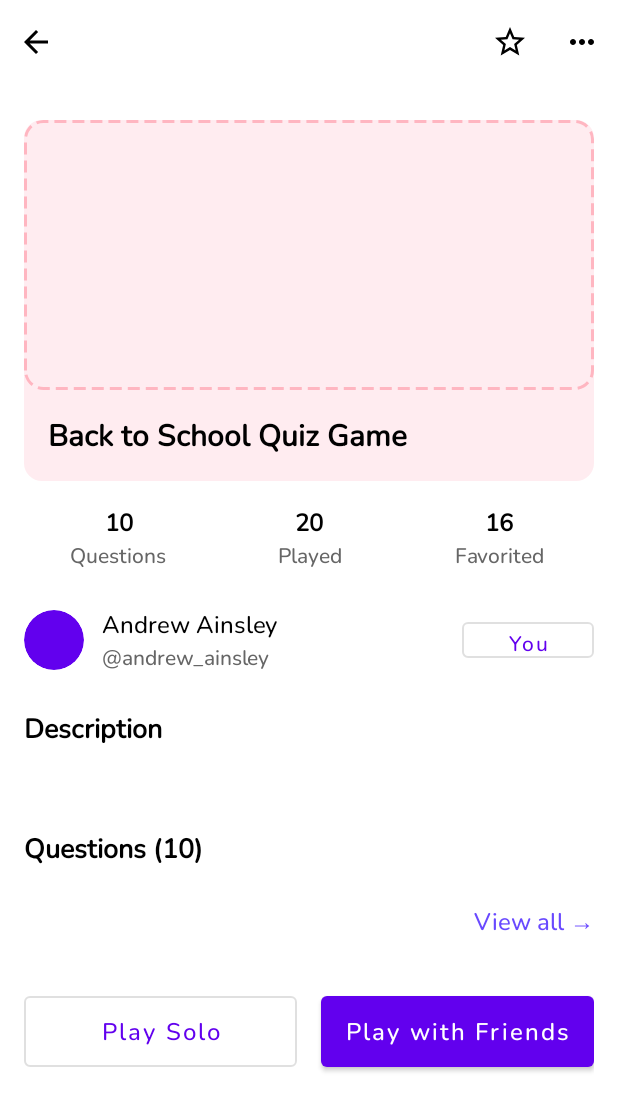
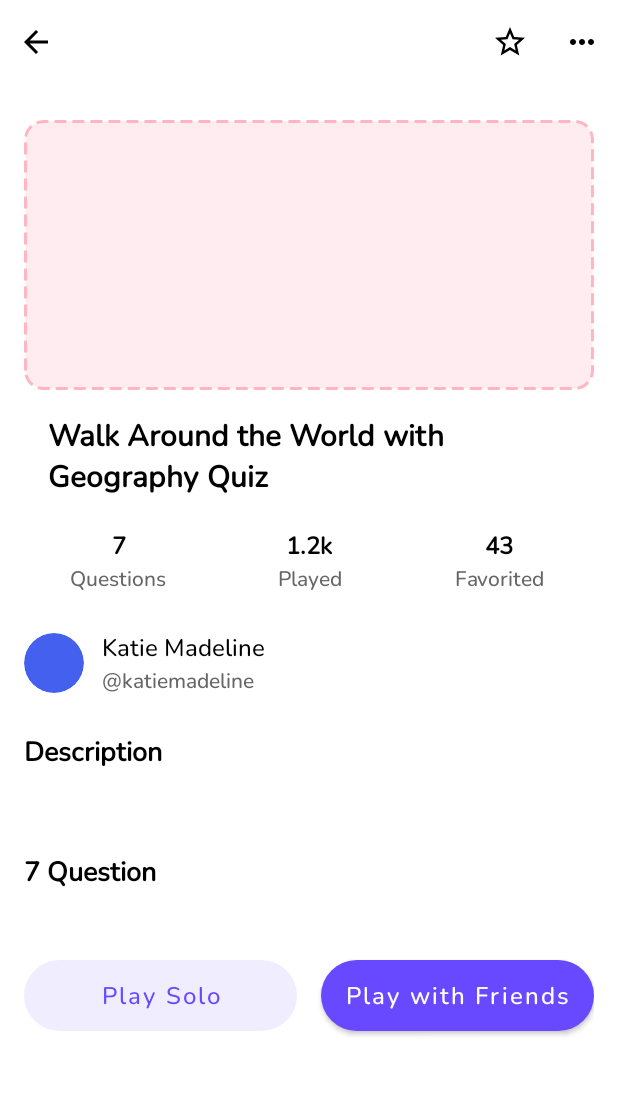
Before and after one commit to huy1235588/QuizMe, an Android app: the QuizDetailActivity screen opened directly, with no data from a screen before it, on a phone screen of 412 x 824 dp. Shown: the top 1111 px of the screen. Run offline under Robolectric (Android 15) with nearby library versions, the phone set to English and light mode, and no system bars; our stand-ins replace CircleImageView; pictures from the network do not load.

Commit message:
feat: update QuizDetailActivity layout, improve UI elements and remove unused view

```diff
--- a/app/src/main/java/com/huy/QuizMe/ui/quiz/QuizDetailActivity.java
+++ b/app/src/main/java/com/huy/QuizMe/ui/quiz/QuizDetailActivity.java
@@ -58,7 +58,7 @@ public class QuizDetailActivity extends AppCompatActivity {
         binding.btnPlaySolo.setOnClickListener(v -> handlePlaySolo());
         binding.btnPlayWithFriends.setOnClickListener(v -> handlePlayWithFriends());
 
-        binding.tvViewAll.setOnClickListener(v -> handleViewAllQuestions());
+//        binding.tvViewAll.setOnClickListener(v -> handleViewAllQuestions());
     }
 
     private void setupObservers() {
--- a/app/src/main/res/layout/activity_quiz_detail.xml
+++ b/app/src/main/res/layout/activity_quiz_detail.xml
@@ -52,7 +52,7 @@
                         android:padding="12dp"
                         android:src="@drawable/ic_star_outline" />
 
-                    <!-- Emoji/More Button -->
+                    <!-- More Button -->
                     <ImageButton
                         android:id="@+id/btn_more"
                         android:layout_width="48dp"
@@ -80,21 +80,20 @@
             <androidx.cardview.widget.CardView
                 android:layout_width="match_parent"
                 android:layout_height="wrap_content"
+                android:layout_marginTop="8dp"
                 app:cardCornerRadius="12dp"
-                app:cardElevation="0dp"
-                android:layout_marginTop="8dp">
+                app:cardElevation="0dp">
 
                 <LinearLayout
                     android:layout_width="match_parent"
                     android:layout_height="wrap_content"
-                    android:orientation="vertical"
-                    android:background="#FFECF0">
+                    android:orientation="vertical">
 
                     <ImageView
                         android:id="@+id/iv_quiz_banner"
                         android:layout_width="match_parent"
                         android:layout_height="180dp"
-                        android:scaleType="centerInside"
+                        android:scaleType="centerCrop"
                         android:src="@drawable/img_back_to_school" />
 
                     <TextView
@@ -102,11 +101,15 @@
                         android:layout_width="match_parent"
                         android:layout_height="wrap_content"
                         android:layout_gravity="bottom"
-                        android:padding="16dp"
+                        android:paddingStart="16dp"
+                        android:paddingTop="16dp"
+                        android:paddingEnd="16dp"
+                        android:paddingBottom="4dp"
+                        android:text="Walk Around the World with Geography Quiz"
                         android:textColor="@color/black"
                         android:textSize="20sp"
-                        android:textStyle="bold"
-                        android:text="Back to School Quiz Game" />
+                        android:textStyle="bold" />
+
                 </LinearLayout>
             </androidx.cardview.widget.CardView>
 
@@ -117,82 +120,85 @@
                 android:layout_marginTop="16dp"
                 android:orientation="horizontal">
 
+                <!-- Questions Stat -->
                 <LinearLayout
                     android:layout_width="0dp"
                     android:layout_height="wrap_content"
                     android:layout_weight="1"
-                    android:orientation="vertical"
-                    android:gravity="center">
+                    android:gravity="center"
+                    android:orientation="vertical">
 
                     <TextView
                         android:id="@+id/tv_question_count_value"
                         android:layout_width="wrap_content"
                         android:layout_height="wrap_content"
                         android:gravity="center"
+                        android:text="7"
                         android:textColor="@color/black"
                         android:textSize="16sp"
-                        android:textStyle="bold"
-                        android:text="10" />
+                        android:textStyle="bold" />
 
                     <TextView
                         android:layout_width="wrap_content"
                         android:layout_height="wrap_content"
                         android:gravity="center"
+                        android:text="Questions"
                         android:textColor="#666666"
-                        android:textSize="14sp"
-                        android:text="Questions" />
+                        android:textSize="14sp" />
                 </LinearLayout>
 
+                <!-- Played Stat -->
                 <LinearLayout
                     android:layout_width="0dp"
                     android:layout_height="wrap_content"
                     android:layout_weight="1"
-                    android:orientation="vertical"
-                    android:gravity="center">
+                    android:gravity="center"
+                    android:orientation="vertical">
 
                     <TextView
                         android:id="@+id/tv_played_count_value"
                         android:layout_width="wrap_content"
                         android:layout_height="wrap_content"
                         android:gravity="center"
+                        android:text="1.2k"
                         android:textColor="@color/black"
                         android:textSize="16sp"
-                        android:textStyle="bold"
-                        android:text="20" />
+                        android:textStyle="bold" />
 
                     <TextView
                         android:layout_width="wrap_content"
                         android:layout_height="wrap_content"
                         android:gravity="center"
+                        android:text="Played"
                         android:textColor="#666666"
-                        android:textSize="14sp"
-                        android:text="Played" />
+                        android:textSize="14sp" />
                 </LinearLayout>
 
+                <!-- Favorited Stat -->
                 <LinearLayout
                     android:layout_width="0dp"
                     android:layout_height="wrap_content"
                     android:layout_weight="1"
-                    android:orientation="vertical"
-                    android:gravity="center">
+                    android:gravity="center"
+                    android:orientation="vertical">
 
                     <TextView
                         android:id="@+id/tv_favorite_count_value"
                         android:layout_width="wrap_content"
                         android:layout_height="wrap_content"
                         android:gravity="center"
+                        android:text="43"
                         android:textColor="@color/black"
                         android:textSize="16sp"
-                        android:textStyle="bold"
-                        android:text="16" />
+                        android:textStyle="bold" />
 
                     <TextView
                         android:layout_width="wrap_content"
                         android:layout_height="wrap_content"
                         android:gravity="center"
+                        android:text="Favorited"
                         android:textColor="#666666"
-                        android:textSize="14sp"
-                        android:text="Favorited" />
+                        android:textSize="14sp" />
                 </LinearLayout>
 
             </LinearLayout>
@@ -209,40 +215,32 @@
                     android:id="@+id/iv_creator_avatar"
                     android:layout_width="40dp"
                     android:layout_height="40dp"
-                    android:src="@drawable/avatar_placeholder" />
+                    android:src="@drawable/avatar_1" />
 
                 <LinearLayout
                     android:layout_width="0dp"
                     android:layout_height="wrap_content"
+                    android:layout_marginStart="12dp"
                     android:layout_weight="1"
-                    android:orientation="vertical"
-                    android:layout_marginStart="12dp">
+                    android:orientation="vertical">
 
                     <TextView
                         android:id="@+id/tv_creator_name"
                         android:layout_width="wrap_content"
                         android:layout_height="wrap_content"
+                        android:text="Katie Madeline"
                         android:textColor="@color/black"
-                        android:textSize="16sp"
-                        android:text="Andrew Ainsley" />
+                        android:textSize="16sp" />
 
                     <TextView
                         android:id="@+id/tv_creator_username"
                         android:layout_width="wrap_content"
                         android:layout_height="wrap_content"
+                        android:text="\@katiemadeline"
                         android:textColor="#666666"
-                        android:textSize="14sp"
-                        android:text="\@andrew_ainsley" />
+                        android:textSize="14sp" />
                 </LinearLayout>
 
-                <com.google.android.material.button.MaterialButton
-                    android:id="@+id/btn_follow"
-                    style="@style/Widget.MaterialComponents.Button.OutlinedButton"
-                    android:layout_width="wrap_content"
-                    android:layout_height="36dp"
-                    android:text="You"
-                    android:textColor="#6200EE"
-                    android:textAllCaps="false" />
             </LinearLayout>
 
             <!-- Description -->
@@ -262,14 +260,15 @@
                 android:layout_marginTop="8dp"
                 android:textColor="#666666"
                 android:textSize="16sp"
-                tools:text="This is a back to school quizzo. Let's make this game in your class to revive the classroom atmosphere after the holidays. Let's have fun at school!" />
+                tools:text="From the moment I could read, I found myself diving into books, magazines, and websites, absorbing fascinating facts about history, science, art, and everything in between. What started as a simple curiosity quickly transformed into a lifelong love affair with knowledge." />
 
             <!-- Questions -->
             <TextView
+                android:id="@+id/tv_questions_title"
                 android:layout_width="match_parent"
                 android:layout_height="wrap_content"
                 android:layout_marginTop="24dp"
-                android:text="Questions (10)"
+                android:text="7 Question"
                 android:textColor="@color/black"
                 android:textSize="18sp"
                 android:textStyle="bold" />
@@ -280,21 +279,6 @@
                 android:layout_height="wrap_content"
                 android:layout_marginTop="8dp"
                 android:nestedScrollingEnabled="false" />
-
-            <RelativeLayout
-                android:layout_width="match_parent"
-                android:layout_height="wrap_content"
-                android:layout_marginTop="16dp">
-
-                <TextView
-                    android:id="@+id/tv_view_all"
-                    android:layout_width="wrap_content"
-                    android:layout_height="wrap_content"
-                    android:layout_alignParentEnd="true"
-                    android:text="View all →"
-                    android:textColor="@color/colorPrimary"
-                    android:textSize="16sp" />
-            </RelativeLayout>
 
             <!-- Play Buttons -->
             <LinearLayout
@@ -308,17 +292,22 @@
                     android:id="@+id/btn_play_solo"
                     style="@style/Widget.MaterialComponents.Button.OutlinedButton"
                     android:layout_width="0dp"
-                    android:layout_height="wrap_content"
+                    android:layout_height="match_parent"
                     android:layout_marginEnd="8dp"
                     android:layout_weight="1"
                     android:paddingTop="12dp"
                     android:paddingBottom="12dp"
                     android:text="Play Solo"
                     android:textAllCaps="false"
-                    android:textSize="16sp" />
+                    android:textColor="@color/colorPrimary"
+                    android:textSize="16sp"
+                    app:backgroundTint="@color/light_purple"
+                    app:cornerRadius="24dp"
+                    app:strokeWidth="0dp" />
 
                 <com.google.android.material.button.MaterialButton
                     android:id="@+id/btn_play_with_friends"
+                    style="@style/Widget.MaterialComponents.Button"
                     android:layout_width="0dp"
                     android:layout_height="wrap_content"
                     android:layout_marginStart="8dp"
@@ -327,7 +316,10 @@
                     android:paddingBottom="12dp"
                     android:text="Play with Friends"
                     android:textAllCaps="false"
-                    android:textSize="16sp" />
+                    android:textColor="@color/white"
+                    android:textSize="16sp"
+                    app:backgroundTint="@color/colorPrimary"
+                    app:cornerRadius="24dp" />
             </LinearLayout>
         </LinearLayout>
     </androidx.core.widget.NestedScrollView>
```
